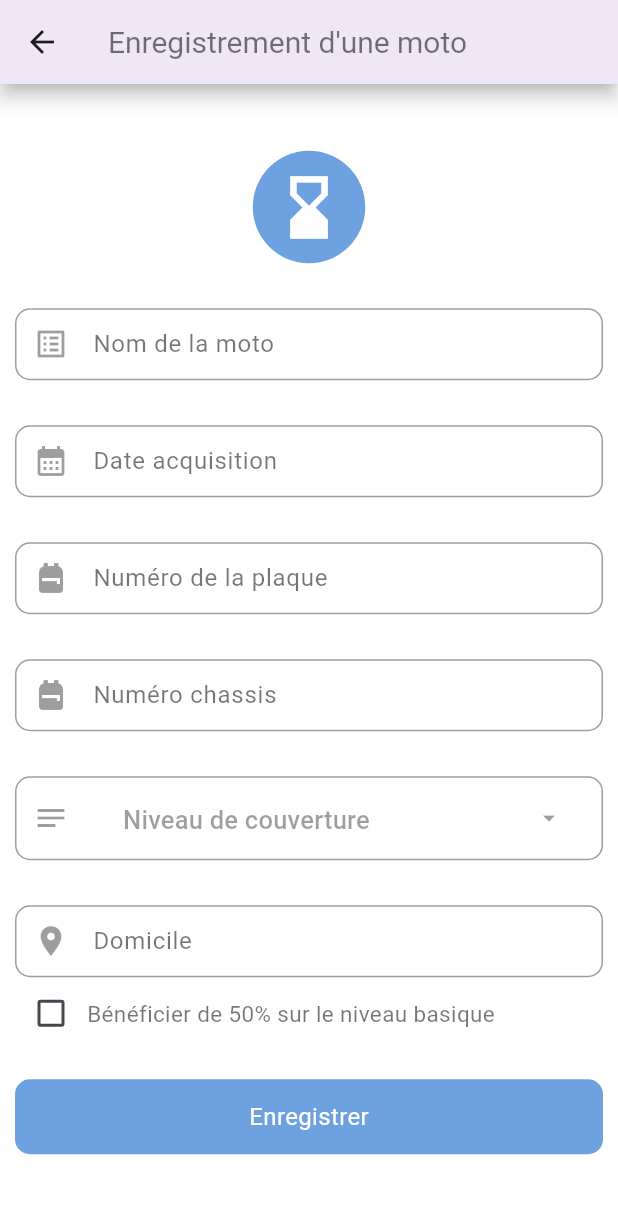
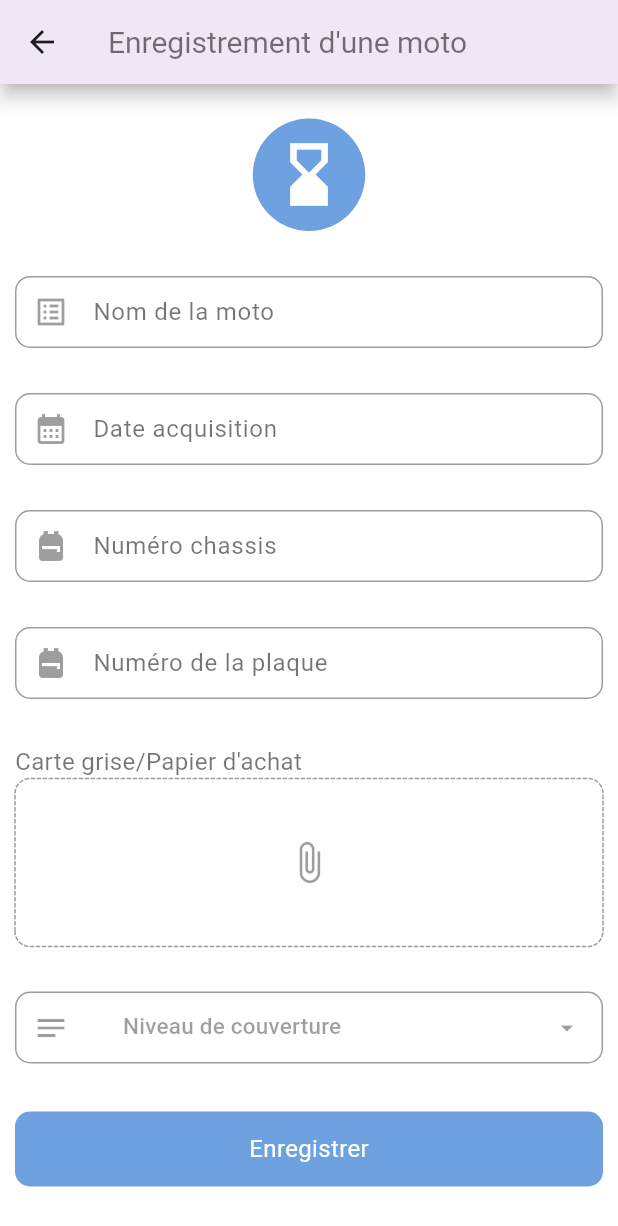
Before and after one commit to fabrice-jeff/mooto_care, a Flutter app: the AddBienView screen opened by its route, on a phone screen of 412 x 824 dp. Shown: the top 1226 px of the screen. Run offline on Flutter 3.47's test engine with Material 3 defaults, Android fonts, the phone set to English and light mode, and no system bars; drawn by our look-alikes of date_time_picker, dotted_border; our stand-ins replace dropdown_button2, file_picker, flutter_animate, flutter_svg, get, intl_phone_field and 3 more; missing offline and left inert: document_scanner_flutter, flutter_barcode_scanner, flutter_pdfview, kkiapay_flutter_sdk, mailer; accounts and stored records are empty; network calls fail; statements that could not run were skipped.

Commit message:
Enregistrement d'une moto

```diff
--- a/lib/datas/models/bien.dart
+++ b/lib/datas/models/bien.dart
@@ -1,5 +1,6 @@
 import '../../services/datetime_format.dart';
 import 'acteur.dart';
+import 'fichier.dart';
 
 class Bien {
   final int? id;
@@ -8,7 +9,7 @@ class Bien {
   final DateTime dateAcquisition;
   final String numPlaque;
   final String numChassis;
-  final String adresse;
+  final Fichier fichier;
   final Acteur acteur;
   final DateTime createdAt;
   final DateTime updatedAt;
@@ -22,7 +23,7 @@ class Bien {
     required this.dateAcquisition,
     required this.numPlaque,
     required this.numChassis,
-    required this.adresse,
+    required this.fichier,
     required this.acteur,
     required this.createdAt,
     required this.updatedAt,
@@ -32,14 +33,15 @@ class Bien {
   });
   factory Bien.fromJson(json) {
     Acteur acteur = Acteur.fromJson(json['acteur']);
+    Fichier fichier = Fichier.fromJson(json['fichier']);
     return Bien(
       code: json['code'],
       nomBien: json['nom_bien'],
       dateAcquisition: dateTimeFormat(json['date_acquisition']),
       numPlaque: json['num_plaque'],
       numChassis: json['num_chassis'],
-      adresse: json['adresse'],
       acteur: acteur,
+      fichier: fichier,
       createdAt: dateTimeFormat(json['created_at']),
       updatedAt: dateTimeFormat(json['updated_at']),
       typeCouverture: json['type_couverture'],
--- /dev/null
+++ b/lib/datas/models/fichier.dart
@@ -0,0 +1,27 @@
+import '../../services/datetime_format.dart';
+
+class Fichier {
+  final int? id;
+  final String code;
+  final String path;
+  final String extension;
+  final DateTime createdAt;
+  final DateTime updatedAt;
+
+  Fichier({
+    this.id,
+    required this.code,
+    required this.path,
+    required this.extension,
+    required this.createdAt,
+    required this.updatedAt,
+  });
+
+  factory Fichier.fromJson(Map<String, dynamic> json) => Fichier(
+        code: json['code'],
+        path: json['path'],
+        extension: json['extension'],
+        createdAt: dateTimeFormat(json['created_at']),
+        updatedAt: dateTimeFormat(json['updated_at']),
+      );
+}
--- a/lib/datas/repository/acteurs.dart
+++ b/lib/datas/repository/acteurs.dart
@@ -16,7 +16,8 @@ class ActeurRepository {
       headers: {},
     );
     Map<String, dynamic>? results;
-
+    print(response.statusCode);
+    print(response.body);
     if (response.statusCode == 200) {
       results = jsonDecode(response.body);
       print(results);
--- a/lib/datas/repository/biens.dart
+++ b/lib/datas/repository/biens.dart
@@ -43,8 +43,9 @@ class BienRepository {
       if (result['code'] == Constants.SUCCESS) {
         var datas = jsonDecode(result['biens']);
         for (var bien in datas) {
-          bien['acteur'] = jsonDecode(result['acteur']);
-          biens.add(Bien.fromJson(bien));
+          bien['bien']['acteur'] = jsonDecode(result['acteur']);
+          bien['bien']['fichier'] = jsonDecode(bien['fichier']);
+          biens.add(Bien.fromJson(bien['bien']));
         }
       }
     }
--- a/lib/src/components/select_fields.dart
+++ b/lib/src/components/select_fields.dart
@@ -26,9 +26,11 @@ class SelectFieldsWidget extends StatelessWidget {
     return Column(
       children: [
         Container(
+          height: 50,
           child: DropdownButtonFormField2<String>(
             isExpanded: true,
             decoration: InputDecoration(
+              contentPadding: EdgeInsets.all(0),
               enabledBorder: OutlineInputBorder(
                   borderSide: BorderSide(color: Colors.black38),
                   borderRadius: BorderRadius.circular(10)),
@@ -42,7 +44,7 @@ class SelectFieldsWidget extends StatelessWidget {
             ),
             hint: Text(
               hintText,
-              style: TextStyle(fontSize: 17, color: Colors.black38),
+              style: TextStyle(fontSize: 15, color: Colors.black38),
             ),
             items: items
                 .map((item) => DropdownMenuItem<String>(
@@ -51,6 +53,7 @@ class SelectFieldsWidget extends StatelessWidget {
                         item,
                         style: TextStyle(
                           fontSize: 17,
+                          color: Colors.black38,
                         ),
                       ),
                     ))
--- a/lib/src/modules/views/base_view.dart
+++ b/lib/src/modules/views/base_view.dart
@@ -50,7 +50,7 @@ class BaseView extends GetView<BaseController> {
                 width: 30,
                 height: 30,
               ),
-              margin: EdgeInsets.only(right: 20),
+              margin: EdgeInsets.only(right: 5),
             )
           ],
         ),
--- a/lib/src/modules/views/biens/add_bien_view.dart
+++ b/lib/src/modules/views/biens/add_bien_view.dart
@@ -1,13 +1,18 @@
-import 'package:autocare/src/components/select_fields.dart';
-import 'package:autocare/src/modules/controllers/biens_controller.dart';
 import 'package:date_time_picker/date_time_picker.dart';
+import 'package:dotted_border/dotted_border.dart';
+import 'package:flutter/cupertino.dart';
 import 'package:flutter/material.dart';
+import 'dart:io';
+import 'package:file_picker/file_picker.dart';
 
 import 'package:get/get.dart';
 import '../../../../utils/colors.dart';
+import '../../../../utils/constants.dart';
 import '../../../components/container_round.dart';
+import '../../../components/select_fields.dart';
 import '../../../components/text.dart';
 import '../../../components/text_form_field.dart';
+import '../../controllers/biens_controller.dart';
 
 class AddBienView extends GetView<BiensController> {
   const AddBienView();
@@ -47,14 +52,44 @@ class _AddBienFormState extends State<AddBienForm> {
   TextEditingController adresse = TextEditingController();
   DateTime? selectedDate = DateTime.now();
   bool basiquePromotion = false;
-  String? couverture = "Couverture Basique";
+  String? couverture;
+  File? _file;
+  bool _fileSelected = false;
+  String? _extension;
   void handleSelectValue(String? selectedValue) {
-    couverture = selectedValue;
+    for (var couv in widget.controller.typesCouvertures) {
+      if (selectedValue == couv.libelle) {
+        couverture = couv.codeReference;
+        break;
+      }
+    }
+    if (couverture == Constants.TYPE_COUVERTURE_BASIQUE) {
+      widget.controller.showPromo(true);
+    } else {
+      widget.controller.showPromo(false);
+    }
+  }
+
+  void _openFileExplorer() async {
+    FilePickerResult? result = await FilePicker.platform.pickFiles(
+      type: FileType.custom,
+      allowedExtensions: ['jpg', 'jpeg', 'png', 'pdf'], // Extensions autorisées
+    );
+
+    if (result != null) {
+      setState(() {
+        var platformFile = result.files.single;
+        _file = File(platformFile.path!);
+        _extension = platformFile.extension; // Récupérer l'extension du fichier
+        _fileSelected = true;
+      });
+    }
   }
 
   @override
   Widget build(BuildContext context) {
-    return Form(
+    return GetBuilder<BiensController>(
+      builder: (controller) => Form(
         child: SingleChildScrollView(
           child: Container(
             padding: EdgeInsets.symmetric(horizontal: 10),
@@ -125,6 +160,15 @@ class _AddBienFormState extends State<AddBienForm> {
                   height: 30,
                 ),
                 TextFormFieldsComponent(
+                  hintText: "Numéro chassis",
+                  prefixIcon: Icons.backpack,
+                  controller: numChassis,
+                  textInputType: TextInputType.name,
+                ),
+                SizedBox(
+                  height: 30,
+                ),
+                TextFormFieldsComponent(
                   hintText: "Numéro de la plaque",
                   prefixIcon: Icons.backpack,
                   controller: numPlaque,
@@ -133,11 +177,42 @@ class _AddBienFormState extends State<AddBienForm> {
                 SizedBox(
                   height: 30,
                 ),
-              TextFormFieldsComponent(
-                hintText: "Numéro chassis",
-                prefixIcon: Icons.backpack,
-                controller: numChassis,
-                textInputType: TextInputType.name,
+                Container(
+                  alignment: Alignment.topLeft,
+                  child: TextComponent(text: "Carte grise/Papier d'achat"),
+                ),
+                InkWell(
+                  onTap: _openFileExplorer,
+                  child: DottedBorder(
+                    color: Colors.black38,
+                    borderType: BorderType.RRect,
+                    radius: Radius.circular(10),
+                    padding: EdgeInsets.all(6),
+                    child: ClipRRect(
+                      borderRadius: BorderRadius.all(
+                        Radius.circular(10),
+                      ),
+                      child: _fileSelected
+                          ? Container(
+                              alignment: Alignment.center,
+                              height: 100,
+                              width: double.infinity,
+                              child: Text(
+                                'Fichier sélectionné',
+                                style: TextStyle(fontSize: 20),
+                              ),
+                            )
+                          : Container(
+                              height: 100,
+                              width: double.infinity,
+                              child: Icon(
+                                Icons.attach_file,
+                                color: Colors.black38,
+                                size: 30,
+                              ),
+                            ),
+                    ),
+                  ),
                 ),
                 SizedBox(
                   height: 30,
@@ -146,33 +221,28 @@ class _AddBienFormState extends State<AddBienForm> {
                   hintText: "Niveau de couverture",
                   icon: Icons.notes_sharp,
                   label: "Niveau de couverture",
-                items: widget.controller.couvertures,
+                  items: controller.couvertures,
                   onValueChanged: handleSelectValue,
                 ),
                 SizedBox(
-                height: 30,
+                  height: 10,
                 ),
-              TextFormFieldsComponent(
-                hintText: "Domicile",
-                prefixIcon: Icons.place,
-                controller: adresse,
-                textInputType: TextInputType.name,
-              ),
+                if (controller.showPromotion == true)
                   Container(
                     child: Row(
                       mainAxisAlignment: MainAxisAlignment.spaceBetween,
                       children: [
-                    Align(
-                      alignment: Alignment.topLeft,
-                      child: Checkbox(
+                        CupertinoSwitch(
                           value: basiquePromotion,
-                        activeColor: AppColors.backgroundColor,
                           onChanged: (value) {
                             setState(() {
                               basiquePromotion = !basiquePromotion;
                             });
                           },
+                          activeColor: AppColors.backgroundColor,
                         ),
+                        SizedBox(
+                          width: 35,
                         ),
                         Expanded(
                           child: InkWell(
@@ -184,12 +254,12 @@ class _AddBienFormState extends State<AddBienForm> {
                             child: Container(
                               width: double.infinity,
                               child: TextComponent(
-                            text: "Bénéficier de 50% sur le niveau basique",
-                            size: 15,
+                                text: "80% sur le niveau basique",
+                                size: 20,
                               ),
                             ),
                           ),
-                    )
+                        ),
                       ],
                     ),
                   ),
@@ -207,8 +277,9 @@ class _AddBienFormState extends State<AddBienForm> {
                       'acteur': widget.controller.acteur!.code,
                       'promotion': basiquePromotion,
                       'couverture': couverture,
+                      'file': _file,
+                      'extension': _extension,
                     };
-
                     widget.controller.add(data);
                   },
                   child: Container(
@@ -232,6 +303,7 @@ class _AddBienFormState extends State<AddBienForm> {
             ),
           ),
         ),
+      ),
     );
   }
 }
--- a/lib/src/modules/views/verification_view.dart
+++ b/lib/src/modules/views/verification_view.dart
@@ -77,12 +77,6 @@ class VerificationView extends GetView<BiensController> {
                                 ),
                                 SizedBox(
                                   height: 10,
-                                ),
-                                Expanded(
-                                  child: _rowInformation(
-                                    label: "Domicile:",
-                                    value: controller.bienByNum!.adresse,
-                                  ),
                                 ),
                                 SizedBox(
                                   height: 10,
--- a/pubspec.yaml
+++ b/pubspec.yaml
@@ -65,6 +65,9 @@ dependencies:
   data_table_2: ^2.5.9
   dropdown_button2: ^2.3.9
   intl_phone_field: ^3.2.0
+  image_picker: ^1.0.7
+  video_player: ^2.8.2
+  file_picker: ^6.1.1
 
 
 
```
Also changed, not shown: lib/main.dart (+86 -120 lines), lib/src/modules/controllers/biens_controller.dart (+34 -13 lines), pubspec.lock, 5 other files. Lines whose indentation alone changed are shown as unchanged.
